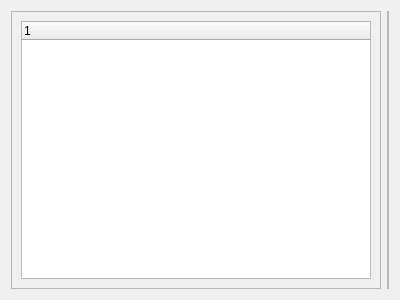
Qt form view/ui/package_view.ui (csplink/csp) before a commit.
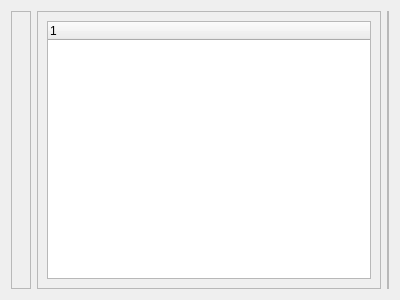
The same form after that commit. Custom widgets are drawn as their Qt base class.

```diff
--- a/view/ui/package_view.ui
+++ b/view/ui/package_view.ui
@@ -13,7 +13,20 @@
   <property name="windowTitle">
    <string>PackageView</string>
   </property>
+  <layout class="QHBoxLayout" name="horizontalLayout_2">
+   <item>
   <layout class="QHBoxLayout" name="horizontalLayout">
+     <item>
+      <widget class="SimpleCardWidget" name="packageToolBtnCard">
+       <property name="frameShape">
+        <enum>QFrame::StyledPanel</enum>
+       </property>
+       <property name="frameShadow">
+        <enum>QFrame::Raised</enum>
+       </property>
+       <layout class="QVBoxLayout" name="packageToolBtnCardVerticalLayout"/>
+      </widget>
+     </item>
    <item>
     <widget class="SimpleCardWidget" name="packageTreeCard">
      <property name="frameShape">
@@ -35,6 +48,8 @@
      </layout>
     </widget>
    </item>
+    </layout>
+   </item>
    <item>
     <widget class="SimpleCardWidget" name="packageInfoCard">
      <property name="frameShape">
```
Left out of the diff: 4 changed lines with no effect on the pictures. Lines whose indentation alone changed are shown as unchanged.
